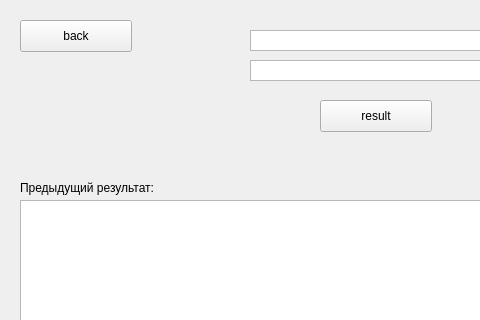
First picture: the form in dm9375/naturalsumwindow.ui, repository S1ckick/dm9375, before the edit; both pictures show x 0 to 480 and y 0 to 320 of the 800 by 600 pixel window.
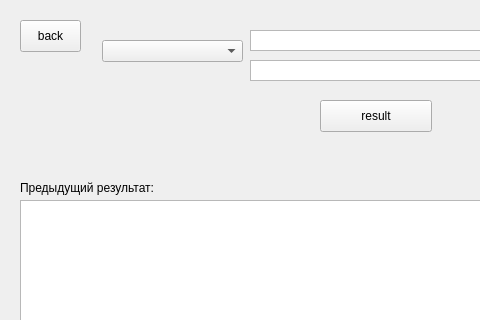
Second picture: the form after the edit.

What changed in the file:
```diff
--- a/dm9375/naturalsumwindow.ui
+++ b/dm9375/naturalsumwindow.ui
@@ -19,7 +19,7 @@
      <rect>
       <x>20</x>
       <y>20</y>
-      <width>112</width>
+      <width>61</width>
       <height>32</height>
      </rect>
     </property>
@@ -115,6 +115,16 @@
      <string>Вставить предыдущий результат</string>
     </property>
    </widget>
+   <widget class="QComboBox" name="comboBox">
+    <property name="geometry">
+     <rect>
+      <x>102</x>
+      <y>40</y>
+      <width>141</width>
+      <height>22</height>
+     </rect>
+    </property>
+   </widget>
   </widget>
   <widget class="QMenuBar" name="menubar">
    <property name="geometry">
```
Left out of the diff: 2 changed lines with no effect on the pictures.
